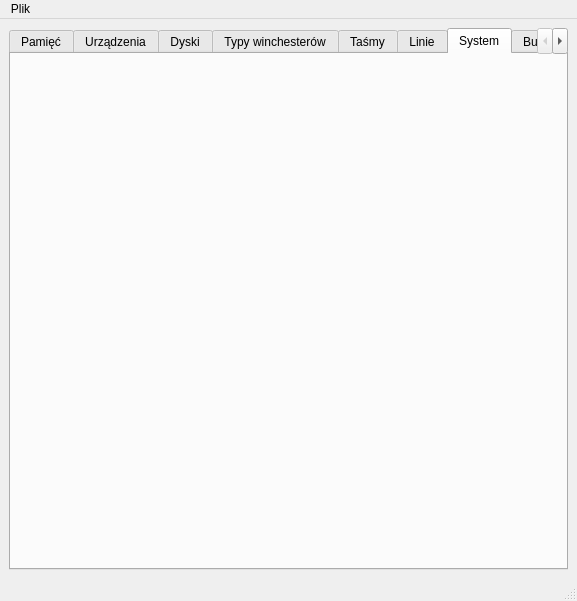
Qt form ui/mainwindow.ui (jakubfi/krokonf) before a commit.
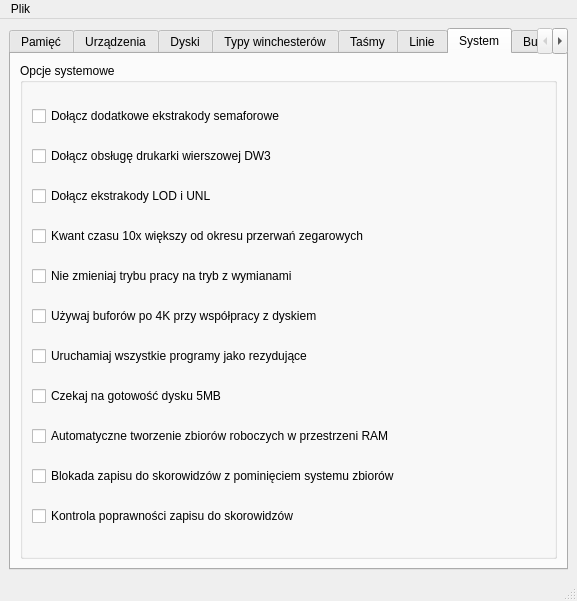
The same form after that commit. The open tabs and pages were chosen to show the change.

Commit message: fix system tab misalignment (closes #2 by sunwire)

Diff of the .ui file:
```diff
--- a/ui/mainwindow.ui
+++ b/ui/mainwindow.ui
@@ -2963,15 +2963,9 @@
        <attribute name="toolTip">
         <string>Opcje systemowe oraz dodatkowe moduły dołączane do systemu</string>
        </attribute>
+       <layout class="QVBoxLayout" name="verticalLayout_11">
+        <item>
        <widget class="QGroupBox" name="groupBox_6">
-        <property name="geometry">
-         <rect>
-          <x>600</x>
-          <y>450</y>
-          <width>437</width>
-          <height>344</height>
-         </rect>
-        </property>
         <property name="title">
          <string>Opcje systemowe</string>
         </property>
@@ -3068,6 +3062,8 @@
          </item>
         </layout>
        </widget>
+        </item>
+       </layout>
       </widget>
       <widget class="QWidget" name="tab">
        <attribute name="title">
```
Lines whose indentation alone changed are shown as unchanged.
